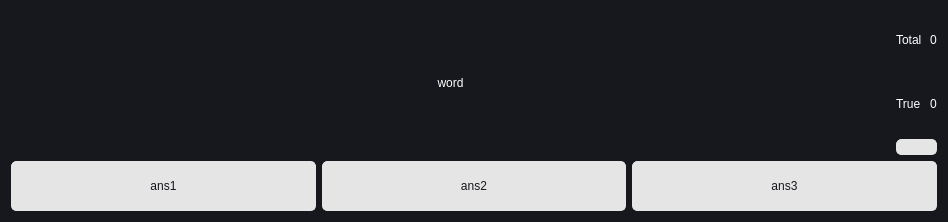
MarwanMagdy0/EHelper, file ui/ask.ui: the form before one commit.
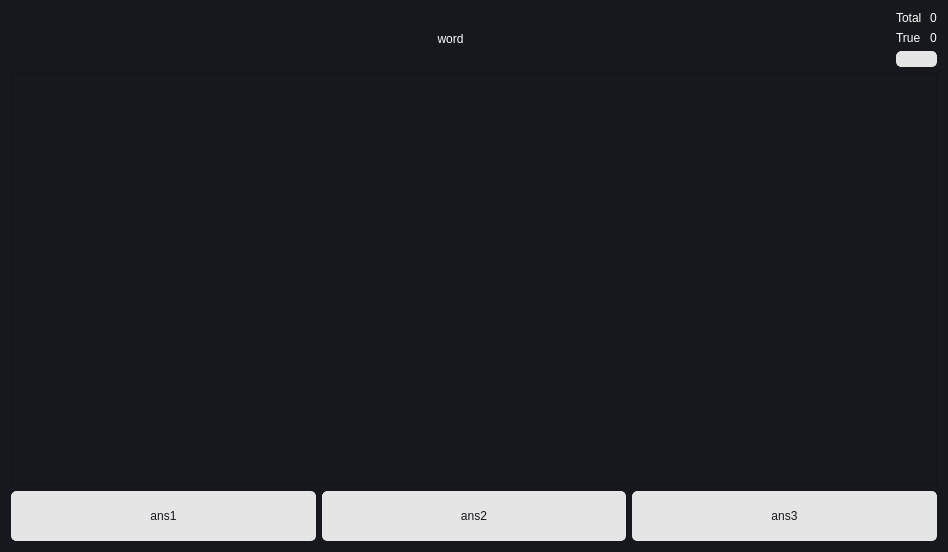
The form after the commit. Icons and pictures are not drawn.

```diff
--- a/ui/ask.ui
+++ b/ui/ask.ui
@@ -7,7 +7,7 @@
     <x>0</x>
     <y>0</y>
     <width>948</width>
-    <height>222</height>
+    <height>552</height>
    </rect>
   </property>
   <property name="windowTitle">
@@ -132,6 +132,13 @@
      </item>
     </layout>
    </item>
+   <item>
+    <widget class="QPlainTextEdit" name="plainTextEdit">
+     <property name="readOnly">
+      <bool>true</bool>
+     </property>
+    </widget>
+   </item>
    <item>
     <layout class="QHBoxLayout" name="horizontalLayout">
      <item>
```
